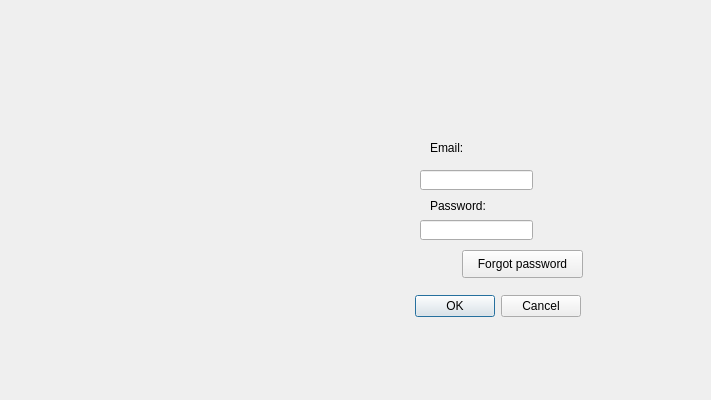
The window that UI/login_D.ui (Rolerdxx/Car-Rental) describes before a commit, drawn with Qt 5.
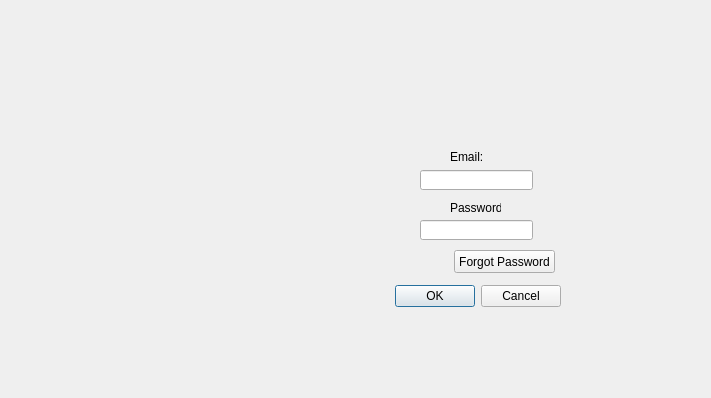
The same window after the commit. Icons and pictures are not drawn.

```diff
--- a/UI/login_D.ui
+++ b/UI/login_D.ui
@@ -7,7 +7,7 @@
     <x>0</x>
     <y>0</y>
     <width>711</width>
-    <height>400</height>
+    <height>398</height>
    </rect>
   </property>
   <property name="windowTitle">
@@ -23,8 +23,8 @@
   <widget class="QDialogButtonBox" name="buttonBox">
    <property name="geometry">
     <rect>
-     <x>240</x>
-     <y>290</y>
+     <x>220</x>
+     <y>280</y>
      <width>341</width>
      <height>32</height>
     </rect>
@@ -36,6 +36,19 @@
     <set>QDialogButtonBox::Cancel|QDialogButtonBox::Ok</set>
    </property>
   </widget>
+  <widget class="QLabel" name="label23">
+   <property name="geometry">
+    <rect>
+     <x>450</x>
+     <y>150</y>
+     <width>47</width>
+     <height>13</height>
+    </rect>
+   </property>
+   <property name="text">
+    <string>Email:</string>
+   </property>
+  </widget>
   <widget class="QLineEdit" name="emailline">
    <property name="geometry">
     <rect>
@@ -56,26 +69,13 @@
     </rect>
    </property>
   </widget>
-  <widget class="QLabel" name="label">
-   <property name="geometry">
-    <rect>
-     <x>430</x>
-     <y>140</y>
-     <width>55</width>
-     <height>16</height>
-    </rect>
-   </property>
-   <property name="text">
-    <string>Email:</string>
-   </property>
-  </widget>
   <widget class="QLabel" name="label_2">
    <property name="geometry">
     <rect>
-     <x>430</x>
-     <y>196</y>
-     <width>71</width>
-     <height>20</height>
+     <x>450</x>
+     <y>200</y>
+     <width>51</width>
+     <height>16</height>
     </rect>
    </property>
    <property name="text">
@@ -85,38 +85,16 @@
   <widget class="QPushButton" name="forgotbtn">
    <property name="geometry">
     <rect>
-     <x>462</x>
+     <x>454</x>
      <y>250</y>
-     <width>121</width>
-     <height>28</height>
+     <width>101</width>
+     <height>23</height>
     </rect>
    </property>
    <property name="text">
-    <string>Forgot password</string>
+    <string>Forgot Password</string>
    </property>
   </widget>
-  <widget class="QLabel" name="label_3">
-   <property name="geometry">
-    <rect>
-     <x>0</x>
-     <y>0</y>
-     <width>711</width>
-     <height>391</height>
-    </rect>
-   </property>
-   <property name="styleSheet">
-    <string notr="true">border-image: url(:/newPrefix/images/login.jpg);</string>
-   </property>
-   <property name="text">
-    <string/>
-   </property>
-  </widget>
-  <zorder>label_3</zorder>
-  <zorder>buttonBox</zorder>
-  <zorder>emailline</zorder>
-  <zorder>passline</zorder>
-  <zorder>label</zorder>
-  <zorder>label_2</zorder>
  </widget>
  <resources>
   <include location="image.qrc"/>
```
Left out of the diff: 4 changed lines with no effect on the pictures.
